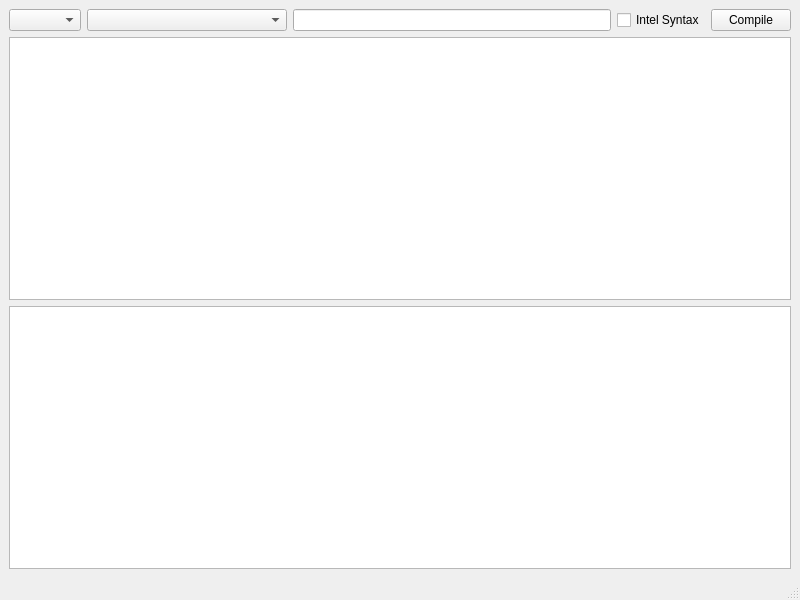
Old version of the form mainwindow.ui in the repository Waqar144/QCompilerExplorer.
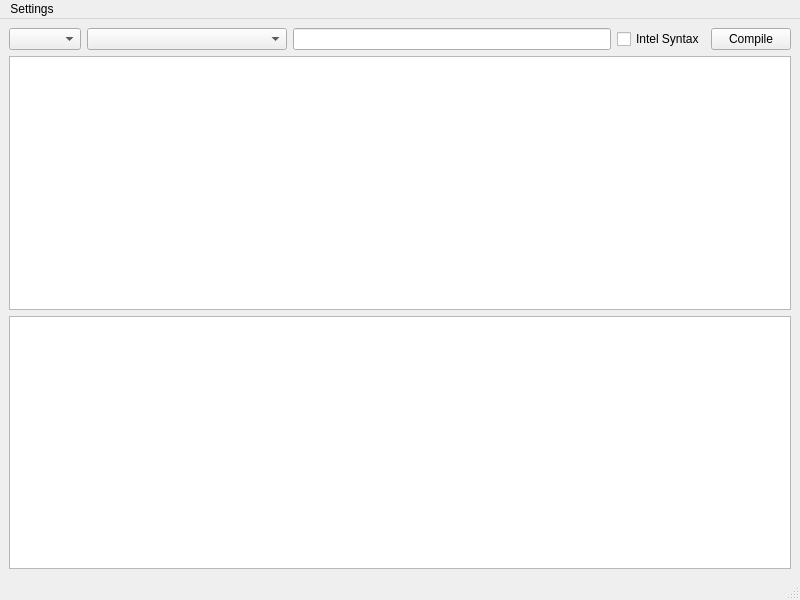
New version of the form. Custom widgets are drawn as their Qt base class.

Commit message: Basic settings dialog

```diff
--- a/mainwindow.ui
+++ b/mainwindow.ui
@@ -82,6 +82,13 @@
      <height>22</height>
     </rect>
    </property>
+   <widget class="QMenu" name="menuSettings">
+    <property name="title">
+     <string>Settings</string>
+    </property>
+    <addaction name="actionSettings"/>
+   </widget>
+   <addaction name="menuSettings"/>
   </widget>
   <widget class="QStatusBar" name="statusbar"/>
  </widget>
```
Left out of the diff: 5 changed lines with no effect on the pictures. The commit also changes 6 other files.
